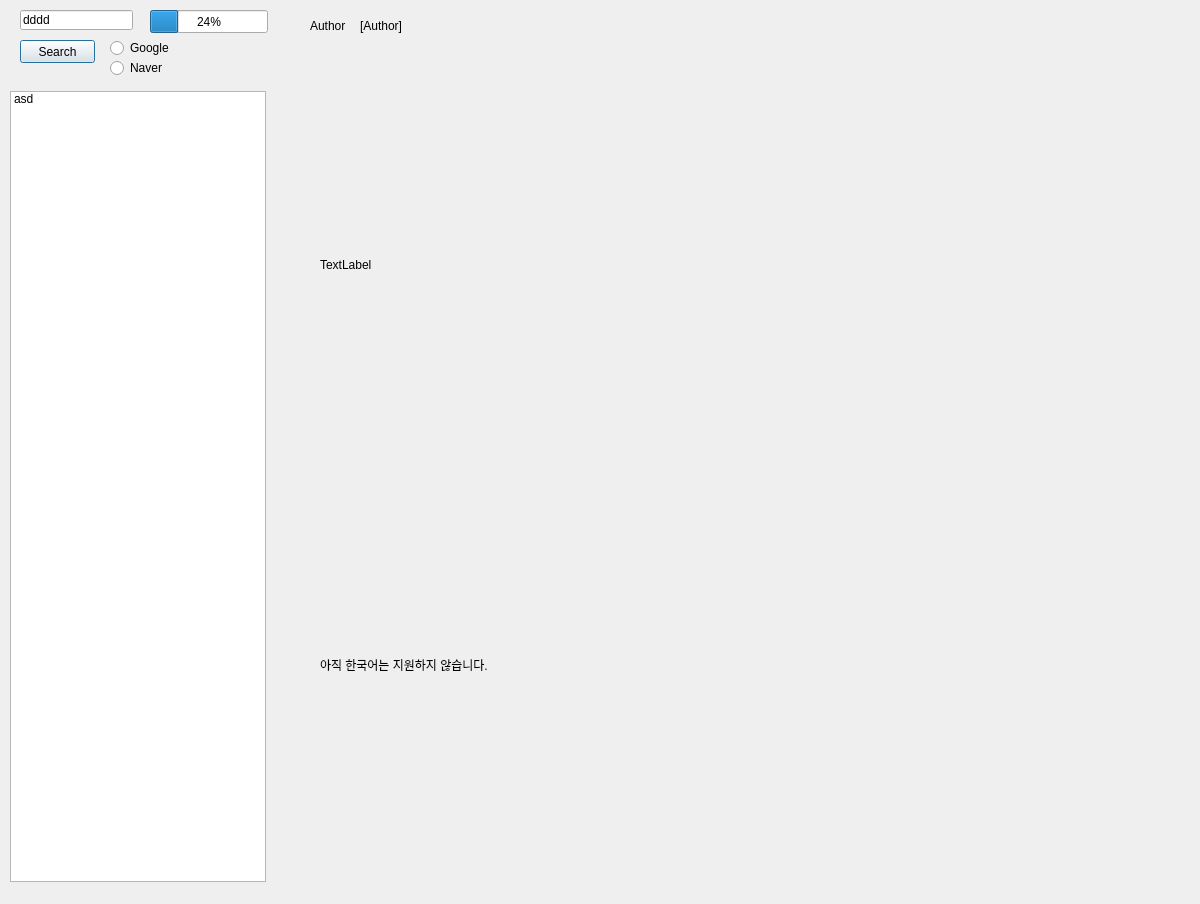
Before: the Qt Designer form test.ui in KKLogger/Article_Analysis, drawn with Qt 5.
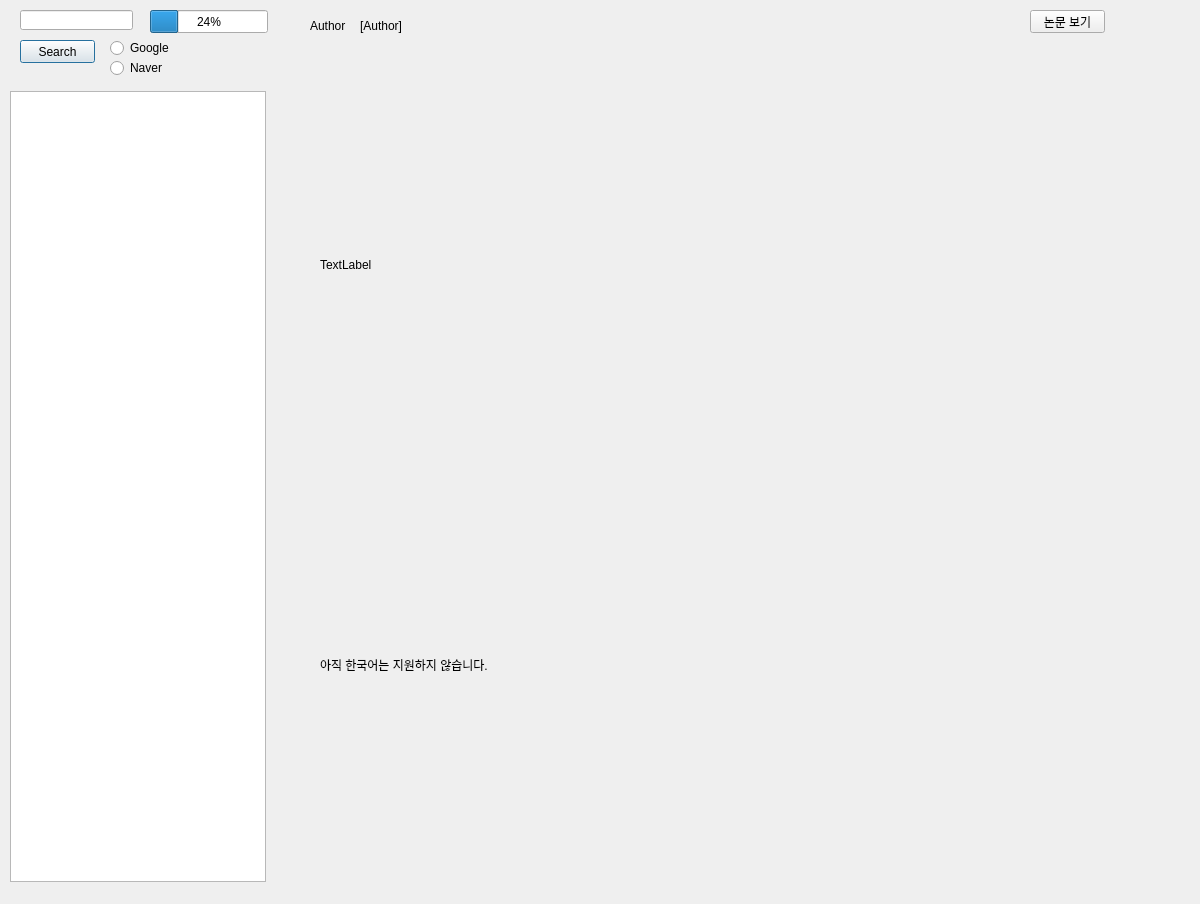
After: the same form once the commit is applied.

What changed in the file:
```diff
--- a/test.ui
+++ b/test.ui
@@ -36,7 +36,7 @@
     </rect>
    </property>
    <property name="text">
-    <string>dddd</string>
+    <string/>
    </property>
   </widget>
   <widget class="QLabel" name="label">
@@ -83,13 +83,16 @@
     <rect>
      <x>360</x>
      <y>0</y>
-     <width>521</width>
+     <width>431</width>
      <height>51</height>
     </rect>
    </property>
    <property name="text">
     <string>[Author]</string>
    </property>
+   <property name="wordWrap">
+    <bool>false</bool>
+   </property>
   </widget>
   <widget class="QProgressBar" name="progressBar">
    <property name="geometry">
@@ -151,11 +154,19 @@
    <property name="wordWrap">
     <bool>true</bool>
    </property>
-   <item>
-    <property name="text">
-     <string>asd</string>
-    </property>
-   </item>
+  </widget>
+  <widget class="QPushButton" name="pushButton">
+   <property name="geometry">
+    <rect>
+     <x>1030</x>
+     <y>10</y>
+     <width>75</width>
+     <height>23</height>
+    </rect>
+   </property>
+   <property name="text">
+    <string>논문 보기</string>
+   </property>
   </widget>
  </widget>
  <resources/>
```
Left out of the diff: 2 changed lines with no effect on the pictures.
